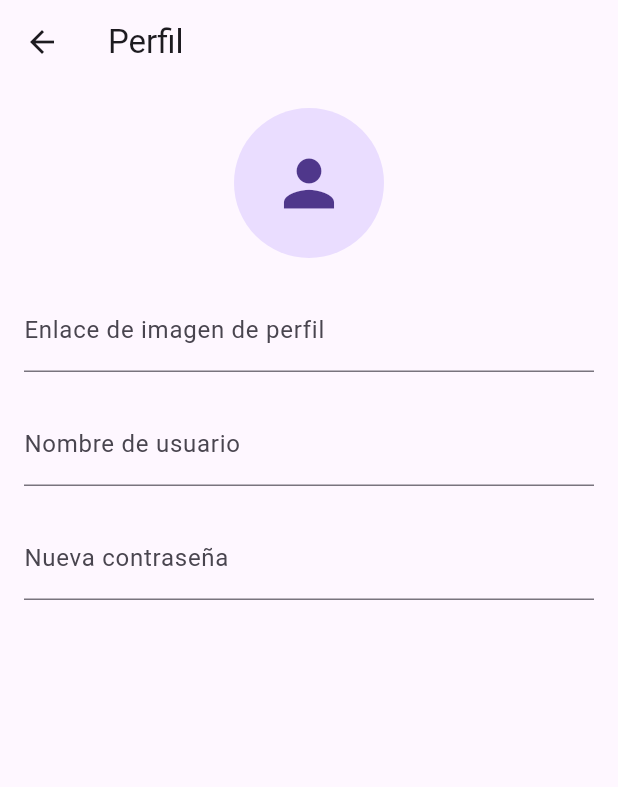
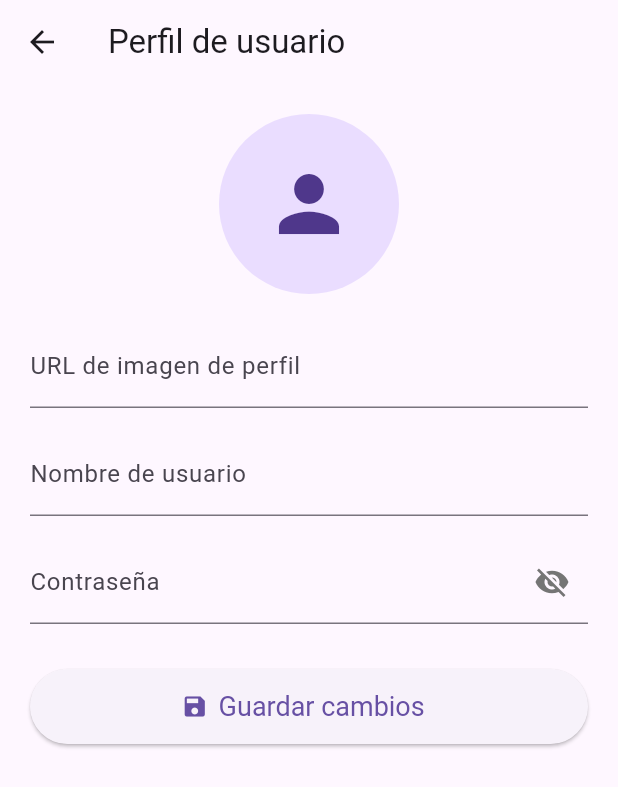
Before and after one commit to SergiFortuny/GestionViajes, a Flutter app: the ProfileScreen screen opened directly with empty values, on a phone screen of 412 x 824 dp. Shown: the top 787 px of the screen. Run offline on Flutter 3.47's test engine with Material 3 defaults, Android fonts, the phone set to English and light mode, and no system bars; our stand-ins replace cloud_firestore, firebase_core; accounts and stored records are empty.

Commit message:
profile mejorado

```diff
--- a/flutter_application_gestion_viajes/lib/profile.dart
+++ b/flutter_application_gestion_viajes/lib/profile.dart
@@ -11,75 +11,130 @@ class ProfileScreen extends StatefulWidget {
 
 class _ProfileScreenState extends State<ProfileScreen> {
   final FirebaseFirestore _db = FirebaseFirestore.instance;
+
+  final usernameController = TextEditingController();
+  final passwordController = TextEditingController();
+  final imageController = TextEditingController();
+
+  bool loading = true;
+  bool _obscurePassword = true; // 👁️ controla si se ve o no la contraseña
+  String? userId;
   Map<String, dynamic>? userData;
-  bool loading = true;
 
   @override
   void initState() {
     super.initState();
-    _listenToUserChanges();
+    _loadUserData();
   }
 
-  void _listenToUserChanges() {
-    _db.collection('users')
+  Future<void> _loadUserData() async {
+    final query = await _db
+        .collection('users')
         .where('username', isEqualTo: widget.username)
         .limit(1)
-        .snapshots()
-        .listen((snapshot) {
-      if (snapshot.docs.isNotEmpty) {
-        setState(() {
-          userData = snapshot.docs.first.data();
-          loading = false;
-        });
-      }
-    });
+        .get();
+
+    if (query.docs.isNotEmpty) {
+      final doc = query.docs.first;
+      userId = doc.id;
+      userData = doc.data();
+      usernameController.text = userData!['username'];
+      passwordController.text = userData!['password'];
+      imageController.text = userData!['profileImage'] ?? '';
+    }
+    setState(() => loading = false);
   }
 
-  Future<void> _updateField(String field, String value) async {
-    final query = await _db.collection('users').where('username', isEqualTo: widget.username).limit(1).get();
-    if (query.docs.isNotEmpty) {
-      await _db.collection('users').doc(query.docs.first.id).update({field: value});
-      ScaffoldMessenger.of(context).showSnackBar(
-        SnackBar(content: Text('$field actualizado correctamente')),
-      );
-    }
+  Future<void> _saveChanges() async {
+    if (userId == null) return;
+
+    await _db.collection('users').doc(userId).update({
+      'username': usernameController.text.trim(),
+      'password': passwordController.text.trim(),
+      'profileImage': imageController.text.trim(),
+    });
+
+    ScaffoldMessenger.of(context).showSnackBar(
+      const SnackBar(
+        content: Text('Cambios guardados correctamente 🎉'),
+        backgroundColor: Colors.green,
+      ),
+    );
   }
 
   @override
   Widget build(BuildContext context) {
-    if (loading) return const Scaffold(body: Center(child: CircularProgressIndicator()));
+    if (loading) {
+      return const Scaffold(
+        body: Center(child: CircularProgressIndicator()),
+      );
+    }
 
     return Scaffold(
-      appBar: AppBar(title: const Text('Perfil')),
-      body: Padding(
-        padding: const EdgeInsets.all(16),
+      appBar: AppBar(title: const Text('Perfil de usuario')),
+      body: SingleChildScrollView(
+        padding: const EdgeInsets.all(20),
         child: Column(
           children: [
-            CircleAvatar(
-              radius: 50,
-              backgroundImage: userData!['profileImage'] != null && userData!['profileImage'].isNotEmpty
-                  ? NetworkImage(userData!['profileImage'])
-                  : null,
-              child: userData!['profileImage'] == null || userData!['profileImage'].isEmpty
-                  ? const Icon(Icons.person, size: 50)
-                  : null,
+            Center(
+              child: CircleAvatar(
+                radius: 60,
+                backgroundImage: (imageController.text.isNotEmpty)
+                    ? NetworkImage(imageController.text)
+                    : null,
+                child: (imageController.text.isEmpty)
+                    ? const Icon(Icons.person, size: 60)
+                    : null,
+              ),
             ),
             const SizedBox(height: 20),
             TextField(
-              decoration: const InputDecoration(labelText: 'Enlace de imagen de perfil'),
-              onSubmitted: (value) => _updateField('profileImage', value.trim()),
+              controller: imageController,
+              decoration: const InputDecoration(
+                labelText: 'URL de imagen de perfil',
+                hintText: 'Pega aquí un enlace directo a tu foto',
+              ),
+              textInputAction: TextInputAction.next,
+              onSubmitted: (_) => FocusScope.of(context).nextFocus(),
             ),
-            const SizedBox(height: 20),
+            const SizedBox(height: 16),
             TextField(
-              decoration: InputDecoration(labelText: 'Nombre de usuario', hintText: userData!['username']),
-              onSubmitted: (value) => _updateField('username', value.trim()),
+              controller: usernameController,
+              decoration: const InputDecoration(labelText: 'Nombre de usuario'),
+              textInputAction: TextInputAction.next,
+              onSubmitted: (_) => FocusScope.of(context).nextFocus(),
             ),
-            const SizedBox(height: 20),
+            const SizedBox(height: 16),
             TextField(
-              obscureText: true,
-              decoration: const InputDecoration(labelText: 'Nueva contraseña'),
-              onSubmitted: (value) => _updateField('password', value.trim()),
+              controller: passwordController,
+              obscureText: _obscurePassword,
+              decoration: InputDecoration(
+                labelText: 'Contraseña',
+                suffixIcon: IconButton(
+                  icon: Icon(
+                    _obscurePassword ? Icons.visibility_off : Icons.visibility,
+                    color: Colors.grey[600],
+                  ),
+                  onPressed: () {
+                    setState(() {
+                      _obscurePassword = !_obscurePassword;
+                    });
+                  },
+                ),
+              ),
+              textInputAction: TextInputAction.done,
             ),
+            const SizedBox(height: 30),
+            ElevatedButton.icon(
+              onPressed: _saveChanges,
+              icon: const Icon(Icons.save),
+              label: const Text('Guardar cambios'),
+              style: ElevatedButton.styleFrom(
+                minimumSize: const Size(double.infinity, 50),
+                textStyle: const TextStyle(fontSize: 18),
+              ),
+            ),
+            const SizedBox(height: 30),
           ],
         ),
       ),
```
